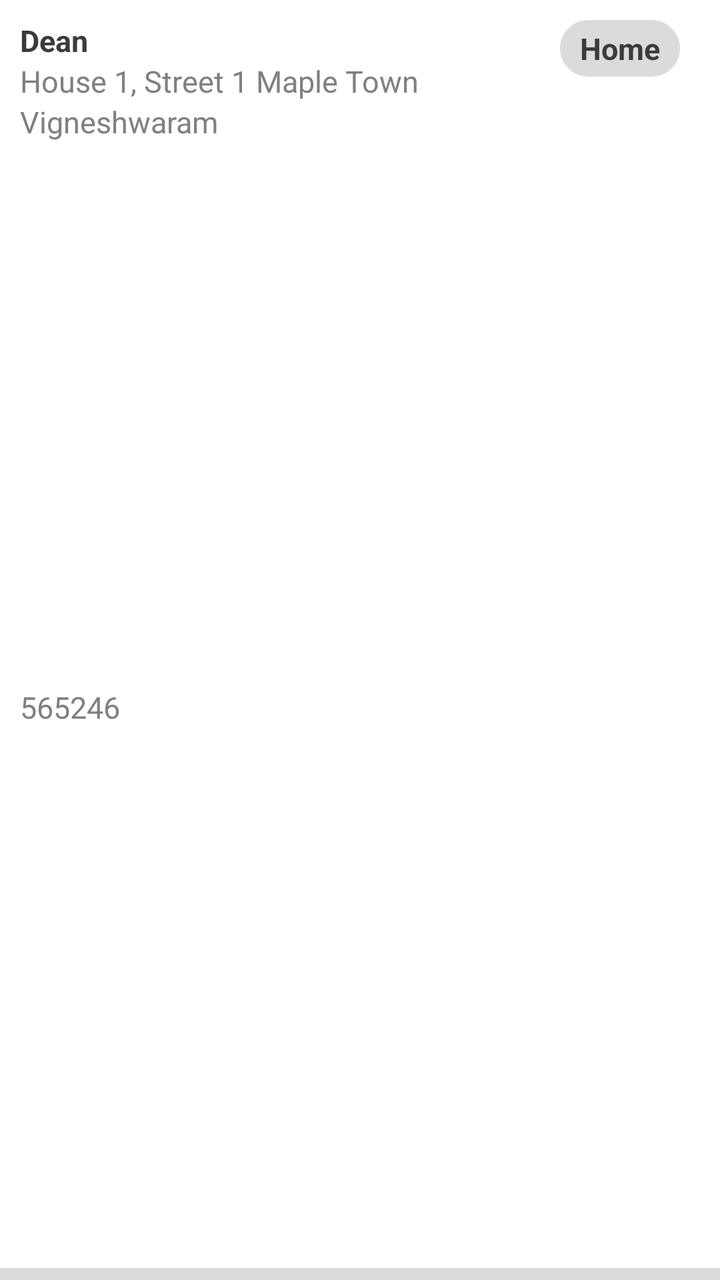
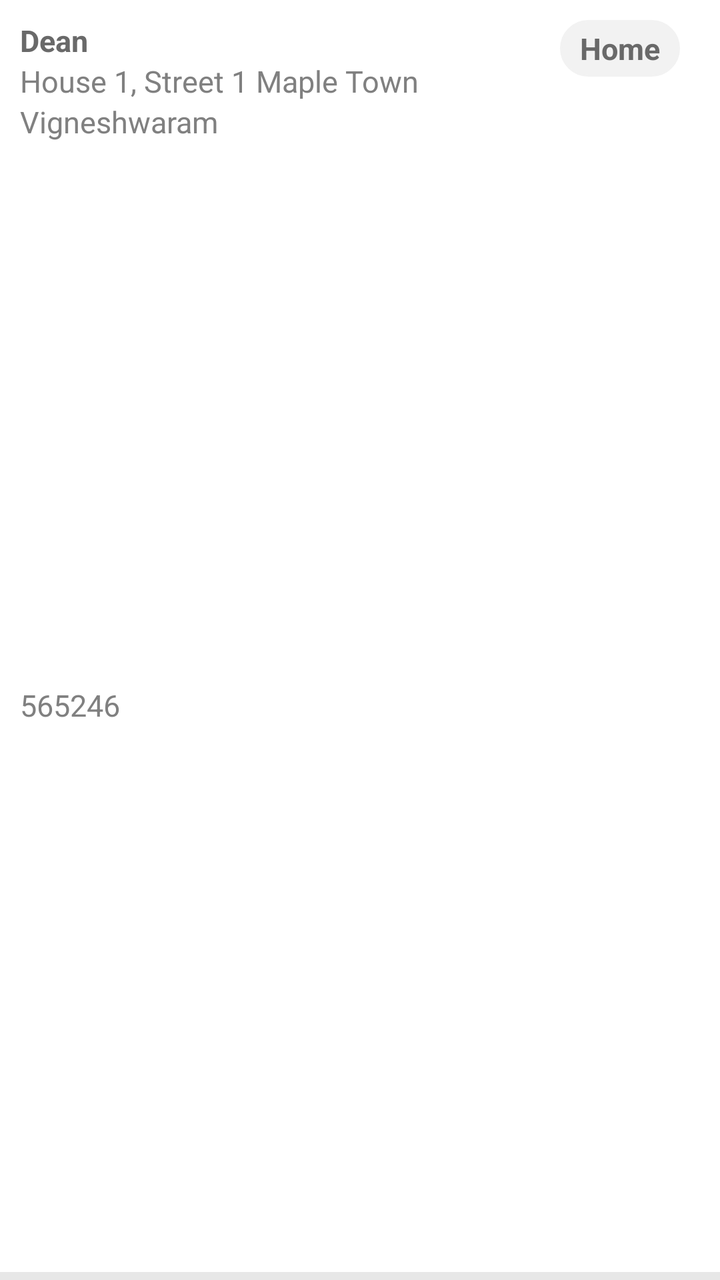

Screens rendered from an Android XML layout before and after an edit, with the pre-edit source and the edit as a unified diff.
<!-- AndroidManifest.xml: application theme Theme.Basics -->
<!-- res/layout/add_address.xml -->
<?xml version="1.0" encoding="utf-8"?>
<androidx.constraintlayout.widget.ConstraintLayout xmlns:android="http://schemas.android.com/apk/res/android"
    android:layout_width="match_parent"
    android:layout_height="wrap_content"
    android:background="#FFFFFF"
    xmlns:app="http://schemas.android.com/apk/res-auto">



    <TextView
        android:id="@+id/name"
        android:layout_width="wrap_content"
        android:layout_height="wrap_content"
        android:text="Dean"
        android:textColor="#3B3B3B"
        android:textStyle="bold"
        android:textSize="15sp"
        android:layout_marginTop="10dp"
        android:layout_marginStart="10dp"
        app:layout_constraintTop_toTopOf="parent"
        app:layout_constraintStart_toStartOf="parent"/>

    <TextView
        android:id="@+id/homeOrOffice"
        android:layout_width="wrap_content"
        android:layout_height="wrap_content"
        android:text="Home"
        android:textColor="#3B3B3B"
        android:textStyle="bold"
        android:textSize="15sp"
        android:background="@drawable/rounded_bg"
        android:backgroundTint="#DBDBDB"
        android:layout_marginTop="10dp"
        android:layout_marginEnd="20dp"
        android:paddingStart="10dp"
        android:paddingEnd="10dp"
        android:paddingTop="4dp"
        android:paddingBottom="4dp"
        app:layout_constraintTop_toTopOf="parent"
        app:layout_constraintEnd_toEndOf="parent"/>

    <TextView
        android:id="@+id/house"
        android:layout_width="wrap_content"
        android:layout_height="wrap_content"
        android:text="House 1, Street 1"
        android:textColor="#808080"
        android:textSize="15sp"
        android:layout_marginStart="10dp"
        app:layout_constraintTop_toBottomOf="@id/name"
        app:layout_constraintStart_toStartOf="parent"/>

    <TextView
        android:id="@+id/address"
        android:layout_width="wrap_content"
        android:layout_height="30dp"
        android:text="Maple Town"
        android:textColor="#808080"
        android:textSize="15sp"
        android:layout_marginStart="4dp"
        app:layout_constraintTop_toBottomOf="@id/name"
        app:layout_constraintStart_toEndOf="@id/house"/>
    <TextView
        android:id="@+id/city"
        android:layout_width="match_parent"
        android:layout_height="wrap_content"
        android:text="Vigneshwaram"
        android:textColor="#808080"
        android:textSize="15sp"
        android:layout_marginStart="10dp"
        app:layout_constraintTop_toBottomOf="@id/house"
        app:layout_constraintStart_toStartOf="parent"
        app:layout_constraintEnd_toEndOf="parent"/>

    <TextView
        android:id="@+id/pincode"
        android:layout_width="match_parent"
        android:layout_height="wrap_content"
        android:text="565246"
        android:textColor="#808080"
        android:textSize="15sp"
        android:layout_marginStart="10dp"
        android:layout_marginBottom="4dp"
        app:layout_constraintTop_toBottomOf="@id/city"
        app:layout_constraintStart_toStartOf="parent"
        app:layout_constraintEnd_toEndOf="parent"
        app:layout_constraintBottom_toTopOf="@id/clickVisible"/>

    <LinearLayout
        android:id="@+id/clickVisible"
        android:layout_width="match_parent"
        android:layout_height="wrap_content"
        android:orientation="vertical"
        android:visibility="gone"
        app:layout_constraintTop_toBottomOf="@id/pincode"
        app:layout_constraintBottom_toTopOf="@id/editDeleteAddress"
        app:layout_constraintStart_toStartOf="parent"
        app:layout_constraintEnd_toEndOf="parent">
    <TextView
        android:id="@+id/state"
        android:layout_width="match_parent"
        android:layout_height="wrap_content"
        android:text="Haryana"
        android:textColor="#808080"
        android:textSize="15sp"
        android:layout_marginStart="10dp"
        app:layout_constraintTop_toTopOf="@id/clickVisible"
        app:layout_constraintStart_toStartOf="parent"
        app:layout_constraintEnd_toEndOf="parent"
        />

    <TextView
        android:id="@+id/mobile"
        android:layout_width="match_parent"
        android:layout_height="wrap_content"
        android:text="Mobile: 7654321234"
        android:textColor="#808080"
        android:textSize="15sp"
        android:layout_marginStart="10dp"
        android:layout_marginTop="10dp"
        android:layout_marginBottom="10dp"
        app:layout_constraintTop_toBottomOf="@id/state"
        app:layout_constraintStart_toStartOf="parent"
        app:layout_constraintEnd_toEndOf="parent"/>



    <TextView
        android:id="@+id/makeDefault"
        android:layout_width="wrap_content"
        android:layout_height="wrap_content"
        android:text="MAKE THIS DEFAULT"
        android:textSize="12sp"
        android:textStyle="bold"
        android:textColor="#17B169"
        android:layout_marginStart="10dp"
        app:layout_constraintTop_toBottomOf="@id/mobile"
        app:layout_constraintBottom_toBottomOf="@id/clickVisible"
        />

        <View
            android:id="@+id/horizontalDivider"
            android:layout_width="match_parent"
            android:layout_height="1dp"
            android:background="#808080"
            android:layout_marginTop="10dp"
            app:layout_constraintBottom_toTopOf="@id/editBoxText"
            app:layout_constraintStart_toStartOf="parent"
            app:layout_constraintEnd_toEndOf="parent"
            />



 </LinearLayout>

    <include
        android:visibility="gone"
        android:id="@+id/editDeleteAddress"
        layout="@layout/edit_delete"
        android:layout_width="match_parent"
        android:layout_height="wrap_content"
        android:layout_marginBottom="4dp"
        app:layout_constraintBottom_toBottomOf="@id/bottomDiv"
        app:layout_constraintStart_toStartOf="parent"
        app:layout_constraintEnd_toEndOf="parent"/>

    <View
        android:id="@+id/bottomDiv"
        android:layout_width="match_parent"
        android:layout_height="6dp"
        android:background="#DBDBDB"
        android:layout_marginTop="10dp"
        app:layout_constraintStart_toStartOf="parent"
        app:layout_constraintEnd_toEndOf="parent"
        app:layout_constraintBottom_toBottomOf="parent"/>

</androidx.constraintlayout.widget.ConstraintLayout>
<!-- res/layout/edit_delete.xml (included above) -->
<?xml version="1.0" encoding="utf-8"?>
<androidx.constraintlayout.widget.ConstraintLayout xmlns:android="http://schemas.android.com/apk/res/android"
    android:layout_width="match_parent"
    android:layout_height="wrap_content"
    xmlns:app="http://schemas.android.com/apk/res-auto">

    <TextView
        android:id="@+id/editBoxText"
        android:layout_width="wrap_content"
        android:layout_height="40dp"
        android:text="EDIT"
        android:textColor="#2C5EAD"
        android:textStyle="bold"
        android:textSize="15sp"
        android:gravity="center"
        app:layout_constraintTop_toTopOf="parent"
        app:layout_constraintBottom_toBottomOf="parent"
        app:layout_constraintStart_toStartOf="parent"
        app:layout_constraintEnd_toStartOf="@id/verticalDivider"/>

    <View
        android:id="@+id/verticalDivider"
        android:layout_width="1dp"
        android:layout_height="30dp"
        android:background="#808080"
        app:layout_constraintTop_toTopOf="@id/editBoxText"
        app:layout_constraintBottom_toBottomOf="@id/editBoxText"
        app:layout_constraintStart_toEndOf="@id/editBoxText"
        app:layout_constraintEnd_toStartOf="@id/removeBoxText"/>

    <TextView
        android:id="@+id/removeBoxText"
        android:layout_width="wrap_content"
        android:layout_height="40dp"
        android:text="REMOVE"
        android:textColor="#2C5EAD"
        android:textStyle="bold"
        android:textSize="15sp"
        android:gravity="center"
        app:layout_constraintTop_toTopOf="parent"
        app:layout_constraintStart_toEndOf="@id/verticalDivider"
        app:layout_constraintEnd_toEndOf="parent"
        app:layout_constraintBottom_toBottomOf="parent"/>

</androidx.constraintlayout.widget.ConstraintLayout>
<!-- resources referenced by this layout -->
<resources>
  <!-- drawable rounded_bg (drawable) -->
  <?xml version="1.0" encoding="utf-8"?>
  <shape xmlns:android="http://schemas.android.com/apk/res/android">
      <solid android:color="#EEEEEE"/>
      <stroke
          android:width="1dp"
          android:color="#CCCCCC"/>
      <corners android:radius="20dp"/>
  </shape>
  <style name="Theme.Basics" parent="Base.Theme.Basics" />
  <style name="Base.Theme.Basics" parent="Theme.Material3.DayNight.NoActionBar">
          
      </style>
</resources>

<!-- the commit's change to res/layout/add_address.xml (unified diff, before → after) -->
@@ -12,7 +12,7 @@
         android:layout_width="wrap_content"
         android:layout_height="wrap_content"
         android:text="Dean"
-        android:textColor="#3B3B3B"
+        android:textColor="#696969"
         android:textStyle="bold"
         android:textSize="15sp"
         android:layout_marginTop="10dp"
@@ -25,11 +25,11 @@
         android:layout_width="wrap_content"
         android:layout_height="wrap_content"
         android:text="Home"
-        android:textColor="#3B3B3B"
+        android:textColor="#696969"
         android:textStyle="bold"
         android:textSize="15sp"
         android:background="@drawable/rounded_bg"
-        android:backgroundTint="#DBDBDB"
+        android:backgroundTint="#F2F2F2"
         android:layout_marginTop="10dp"
         android:layout_marginEnd="20dp"
         android:paddingStart="10dp"
@@ -80,7 +80,7 @@
         android:textColor="#808080"
         android:textSize="15sp"
         android:layout_marginStart="10dp"
-        android:layout_marginBottom="4dp"
+        android:layout_marginBottom="6dp"
         app:layout_constraintTop_toBottomOf="@id/city"
         app:layout_constraintStart_toStartOf="parent"
         app:layout_constraintEnd_toEndOf="parent"
@@ -167,8 +167,8 @@
     <View
         android:id="@+id/bottomDiv"
         android:layout_width="match_parent"
-        android:layout_height="6dp"
-        android:background="#DBDBDB"
+        android:layout_height="4dp"
+        android:background="#E7E7E7"
         android:layout_marginTop="10dp"
         app:layout_constraintStart_toStartOf="parent"
         app:layout_constraintEnd_toEndOf="parent"
